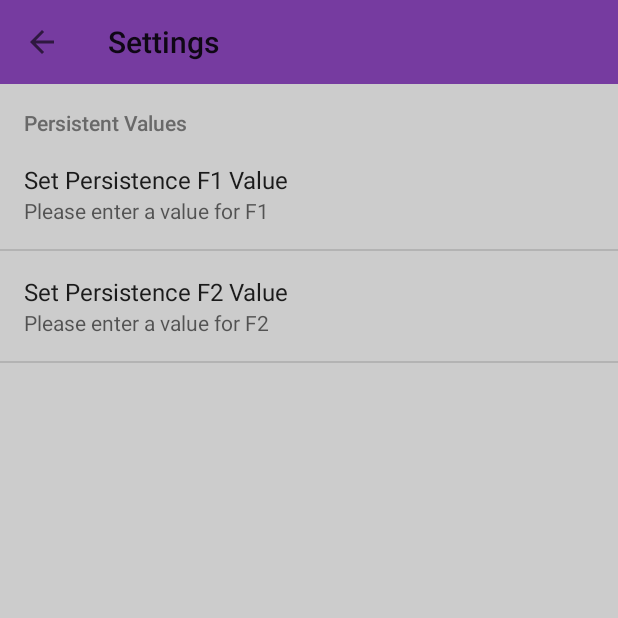
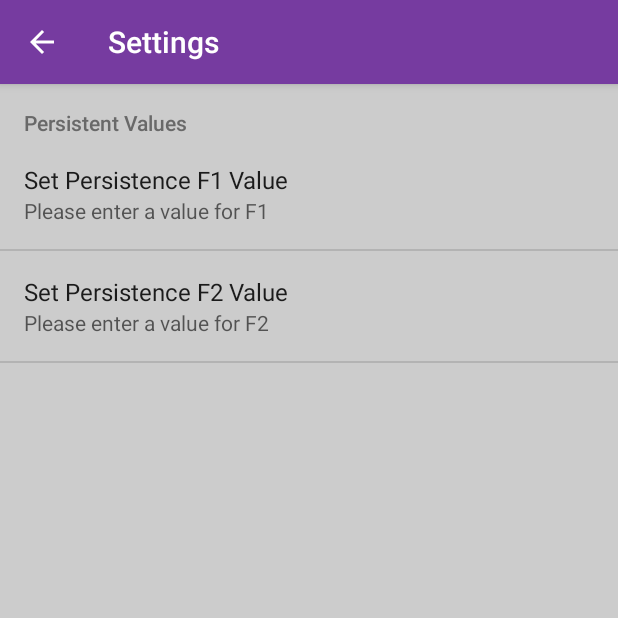
Before and after one commit to artyte/MDP-G6-2017, an Android app: the SettingsActivity screen opened directly, with no data from a screen before it, on a phone screen of 412 x 824 dp, the top half of it. Run offline under Robolectric (Android 15) with nearby library versions, the phone set to English and light mode, and no system bars.

Commit message:
finally white fonts actionbar

```diff
--- a/tmp/MDP/app/src/main/AndroidManifest.xml
+++ b/tmp/MDP/app/src/main/AndroidManifest.xml
@@ -32,8 +32,7 @@
 
         <activity
             android:name=".activity.InputPositionActivity"
-            android:label="@string/title_activity_input_position"
-            android:theme="@style/AppTheme" />
+            android:label="@string/title_activity_input_position" />
         <activity
             android:name=".activity.SettingsActivity"
             android:label="@string/title_activity_settings" />
--- a/tmp/MDP/app/src/main/java/sg/edu/ntu/mdp/fragment/SetCoordinateDialogFragment.java
+++ b/tmp/MDP/app/src/main/java/sg/edu/ntu/mdp/fragment/SetCoordinateDialogFragment.java
@@ -13,6 +13,7 @@ import sg.edu.ntu.mdp.R;
 
 
 public class SetCoordinateDialogFragment extends DialogFragment implements View.OnClickListener{
+
     // TODO: Rename parameter arguments, choose names that match
     private static final String ARG_PARAM1 = "param1";
     private static final String ARG_PARAM2 = "param2";
@@ -31,9 +32,10 @@ public class SetCoordinateDialogFragment extends DialogFragment implements View.
     }
 
     public SetCoordinateDialogFragment() {
+        /*
         int style = DialogFragment.STYLE_NORMAL, theme = 0;
         theme = android.R.style.Theme_Holo_Dialog_NoActionBar;
-       // setStyle(style, theme);
+        setStyle(style, theme);*/
     }
 
     @Override
--- a/tmp/MDP/app/src/main/res/layout/settings_activity.xml
+++ b/tmp/MDP/app/src/main/res/layout/settings_activity.xml
@@ -2,12 +2,17 @@
 <LinearLayout xmlns:android="http://schemas.android.com/apk/res/android"
     android:orientation="vertical" android:layout_width="match_parent"
     android:layout_height="match_parent">
-    <android.support.v7.widget.Toolbar
-        android:id="@id/toolbar"
+    <android.support.design.widget.AppBarLayout
+        android:layout_width="match_parent"
         android:layout_height="wrap_content"
-        android:layout_width="match_parent"
-        android:minHeight="?attr/actionBarSize"
-        android:background="?attr/colorPrimary" />
+        android:theme="@style/AppTheme.AppBarOverlay">
+        <android.support.v7.widget.Toolbar
+            android:id="@id/toolbar"
+            android:layout_height="wrap_content"
+            android:layout_width="match_parent"
+            android:minHeight="?attr/actionBarSize"
+            android:background="?attr/colorPrimary" />
+    </android.support.design.widget.AppBarLayout>
     <ListView
         android:background="@color/bgColor"
         android:id="@android:id/list"
```
Also changed, not shown: tmp/MDP/app/src/main/res/layout-land/activity_main.xml (+11 -7 lines), tmp/MDP/app/src/main/res/layout/item_list_device_name.xml (+5 -6 lines).
